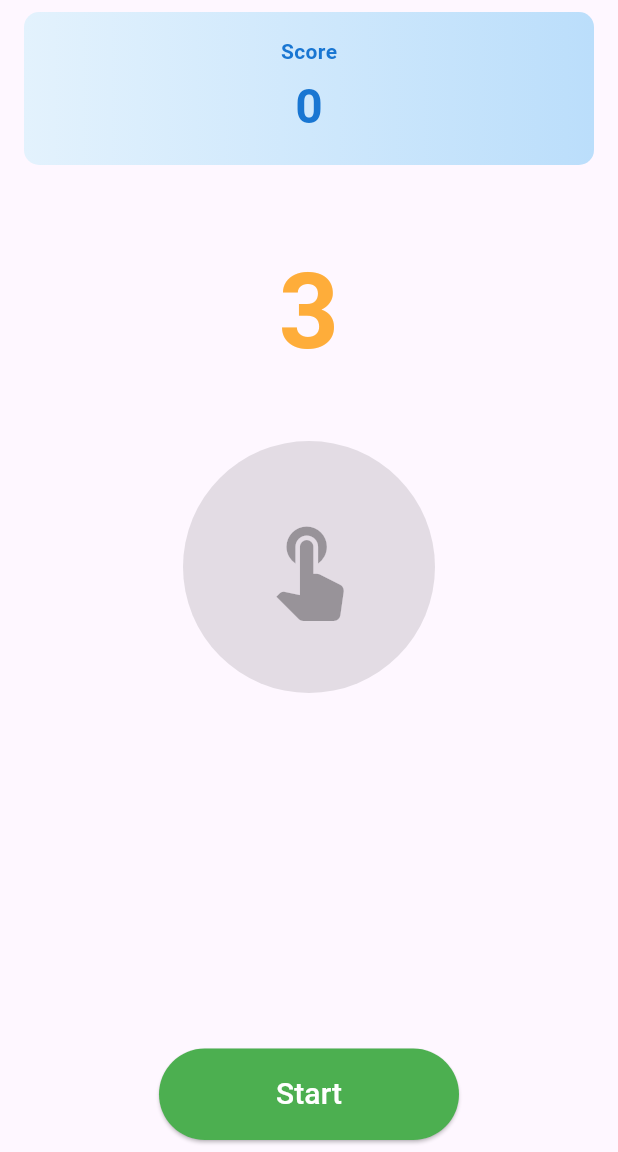
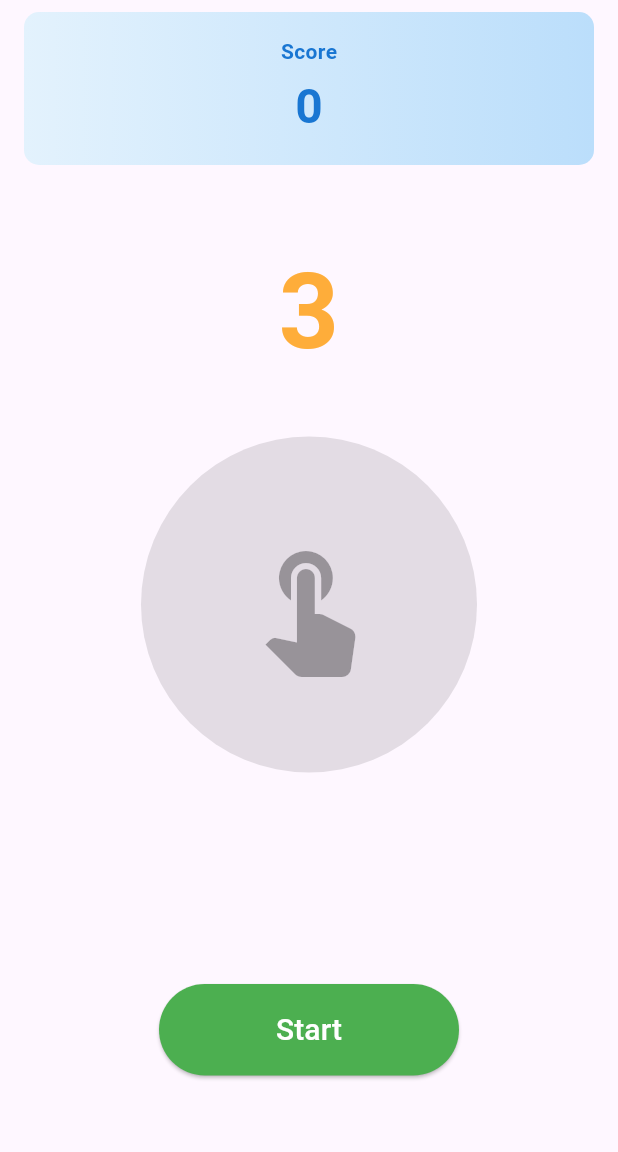
Before and after one commit to enochpi/seconds, a Flutter app: the screen it shows after launch, after a tap on "Start", on a phone screen of 412 x 824 dp, the part 84-1236 px from its top. Run offline on Flutter 3.47's test engine with Material 3 defaults, Android fonts, the phone set to English and light mode, and no system bars; our stand-ins replace shared_preferences.

Commit message:
new and improved

```diff
--- a/lib/screens/game_screen.dart
+++ b/lib/screens/game_screen.dart
@@ -234,13 +234,13 @@ class _GameScreenState extends State<GameScreen> {
               SizedBox(height: 160),
 
             Container(
-              height: 200,  // ← Add container with height
+              height: 250,  // ← Add container with height
               child: Stack(
                 children: [
                   // Centered button
                   Center(
                     child: Transform.scale(
-                      scale: 1.2,
+                      scale: 1.6,
                       child: GameButton(
                         enabled: _buttonEnabled,
                         color: _buttonColor,
@@ -249,15 +249,18 @@ class _GameScreenState extends State<GameScreen> {
                     ),
                   ),
                   // Results on the right edge
+                  // Results on the right edge
                   Positioned(
                     right: 16,
-                    top: 0,  // ← Add this to align from top
+                    top: 0,
+                    height: 250,  // ← ADD THIS - match container height
+                    child: SingleChildScrollView(  // ← Wrap in scroll view
                       child: Column(
                         crossAxisAlignment: CrossAxisAlignment.end,
                         mainAxisSize: MainAxisSize.min,
                         children: _gameService.tapResults
                             .map((result) => Padding(
-                        padding: EdgeInsets.symmetric(vertical: 8),
+                          padding: EdgeInsets.symmetric(vertical: 6),  // ← Reduced from 8 to 6
                           child: Text(
                             "${(result.actualTime / 1000).toStringAsFixed(3)}s",
                             style: TextStyle(
@@ -274,10 +277,11 @@ class _GameScreenState extends State<GameScreen> {
                             .toList(),
                       ),
                     ),
+                  ),
                 ],
               ),
             ),
-              Spacer(),
+              SizedBox(height: 120),
 
             Container(
               margin: EdgeInsets.fromLTRB(16, 8, 16, 8),
```
Lines whose indentation alone changed are shown as unchanged.
